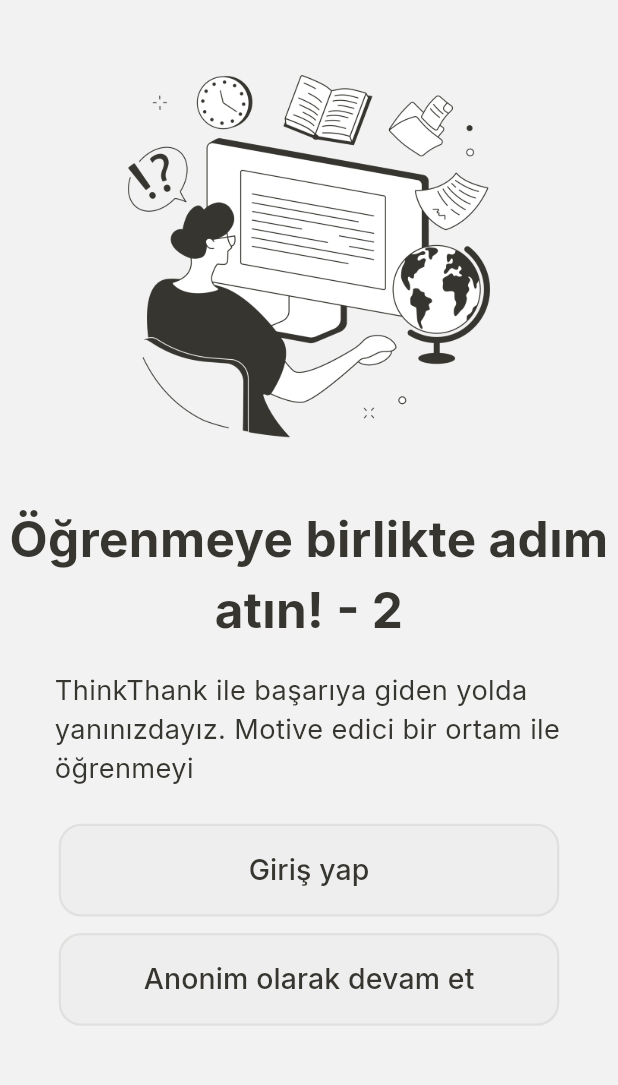
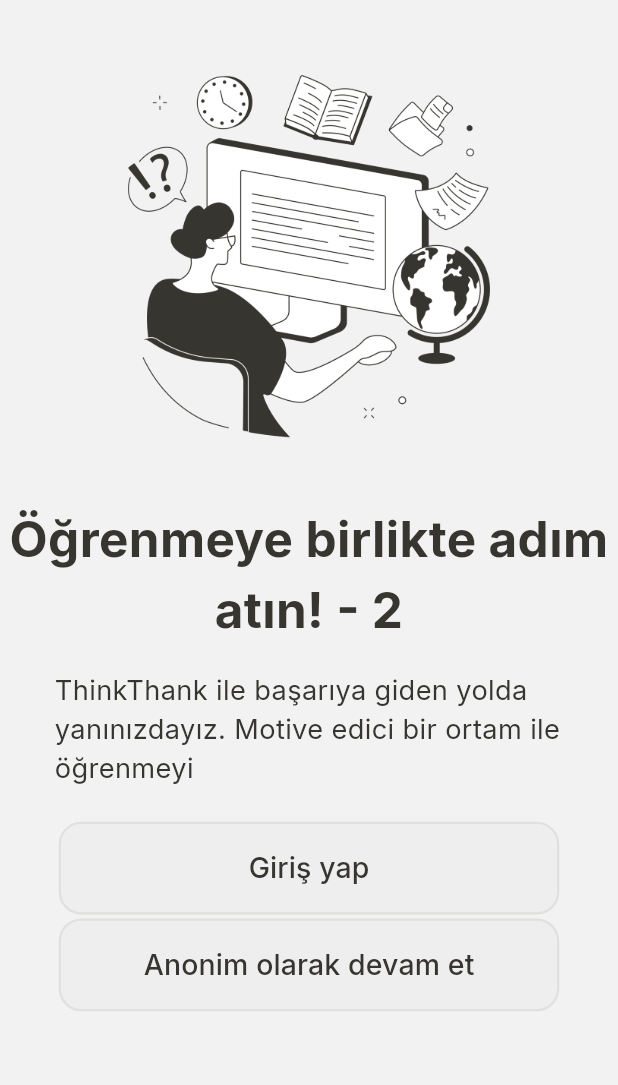
Before and after one commit to selinarslann/F-42-bootcamp, a Flutter app: the SplashPageTree screen opened directly, on a phone screen of 412 x 824 dp, the part 75-1160 px from its top. Run offline on Flutter 3.47's test engine with Material 2 defaults, Android fonts, the phone set to English and light mode, and no system bars; our stand-ins replace font_awesome_flutter, google_fonts, shared_preferences; accounts and stored records are empty.

Commit message:
Responsive tasarımların son hali!

```diff
--- a/lib/pages/splashPages/splash_page_3.dart
+++ b/lib/pages/splashPages/splash_page_3.dart
@@ -57,9 +57,12 @@ class SplashPageTree extends StatelessWidget {
               ),
             ),
             Padding(
-              // ! Hemen aşağıdaki 38 ve 10 değerleride mWidth ve mHeight tarzında yapılacak.
-              padding:
-                  const EdgeInsets.only(top: 8, bottom: 3, left: 38, right: 38),
+              padding: EdgeInsets.only(
+                top: mHeight * 0.0081,
+                bottom: mHeight * 0.0032,
+                left: mWidth * 0.0884,
+                right: mWidth * 0.0884,
+              ),
               child: MainOutlinedButton(
                 text: 'Giriş yap',
                 onPressed: () {
@@ -75,7 +78,7 @@ class SplashPageTree extends StatelessWidget {
             ),
             Padding(
               //! responsive değer olarak yapılacak
-              padding: const EdgeInsets.all(8.0),
+              padding: const EdgeInsets.all(0.0186),
               child: MainOutlinedButton(
                 text: 'Anonim olarak devam et',
                 textSize: 0.023,
```
